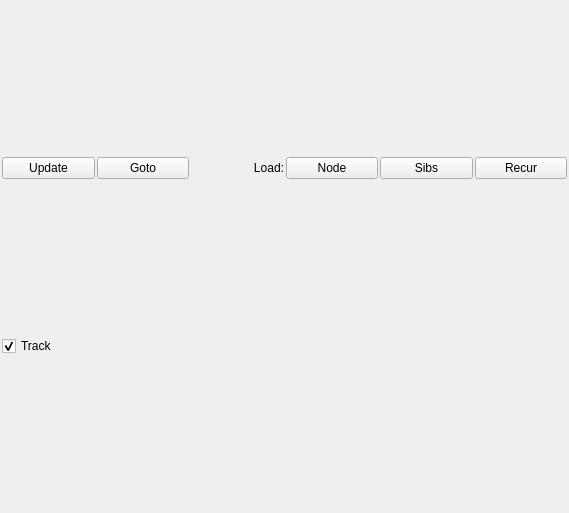
The window that leo/plugins/GraphCanvas.ui (leo-editor/leo-editor) describes before a commit, drawn with Qt 5.
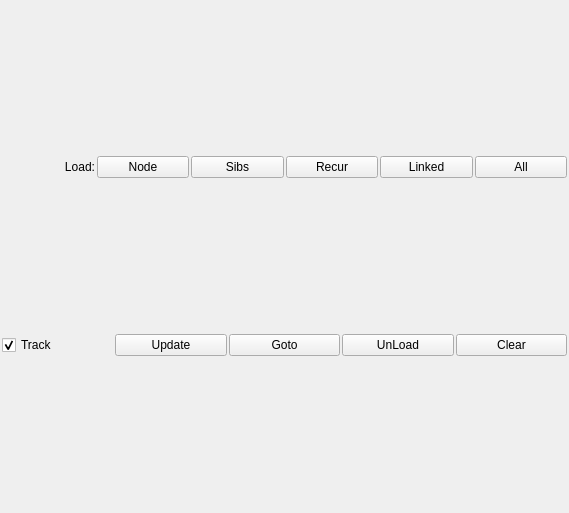
The same window after the commit.

The edit to the form file:
```diff
--- a/leo/plugins/GraphCanvas.ui
+++ b/leo/plugins/GraphCanvas.ui
@@ -24,20 +24,6 @@
    </item>
    <item>
     <layout class="QHBoxLayout" name="horizontalLayout" >
-     <item>
-      <widget class="QPushButton" name="btnUpdate" >
-       <property name="text" >
-        <string>Update</string>
-       </property>
-      </widget>
-     </item>
-     <item>
-      <widget class="QPushButton" name="btnGoto" >
-       <property name="text" >
-        <string>Goto</string>
-       </property>
-      </widget>
-     </item>
      <item>
       <widget class="QLabel" name="label" >
        <property name="text" >
@@ -69,6 +55,26 @@
        </property>
       </widget>
      </item>
+     <item>
+      <widget class="QPushButton" name="btnLoadLinked" >
+       <property name="toolTip" >
+        <string>Add any nodes that are directly linked to nodes already in the graph</string>
+       </property>
+       <property name="text" >
+        <string>Linked</string>
+       </property>
+      </widget>
+     </item>
+     <item>
+      <widget class="QPushButton" name="btnLoadAll" >
+       <property name="toolTip" >
+        <string>Add all nodes that are linked to nodes already in the graph.</string>
+       </property>
+       <property name="text" >
+        <string>All</string>
+       </property>
+      </widget>
+     </item>
     </layout>
    </item>
    <item>
@@ -83,6 +89,46 @@
        </property>
       </widget>
      </item>
+     <item>
+      <widget class="QPushButton" name="btnUpdate" >
+       <property name="toolTip" >
+        <string>Update links, node names, etc.</string>
+       </property>
+       <property name="text" >
+        <string>Update</string>
+       </property>
+      </widget>
+     </item>
+     <item>
+      <widget class="QPushButton" name="btnGoto" >
+       <property name="toolTip" >
+        <string>Select node in tree</string>
+       </property>
+       <property name="text" >
+        <string>Goto</string>
+       </property>
+      </widget>
+     </item>
+     <item>
+      <widget class="QPushButton" name="btnUnLoad" >
+       <property name="toolTip" >
+        <string>Remove node from graph (links etc. not lost)</string>
+       </property>
+       <property name="text" >
+        <string>UnLoad</string>
+       </property>
+      </widget>
+     </item>
+     <item>
+      <widget class="QPushButton" name="btnClear" >
+       <property name="toolTip" >
+        <string>Remove all nodes from graph (links etc. not lost)</string>
+       </property>
+       <property name="text" >
+        <string>Clear</string>
+       </property>
+      </widget>
+     </item>
     </layout>
    </item>
   </layout>
```
Left out of the diff: 12 changed lines with no effect on the pictures.
